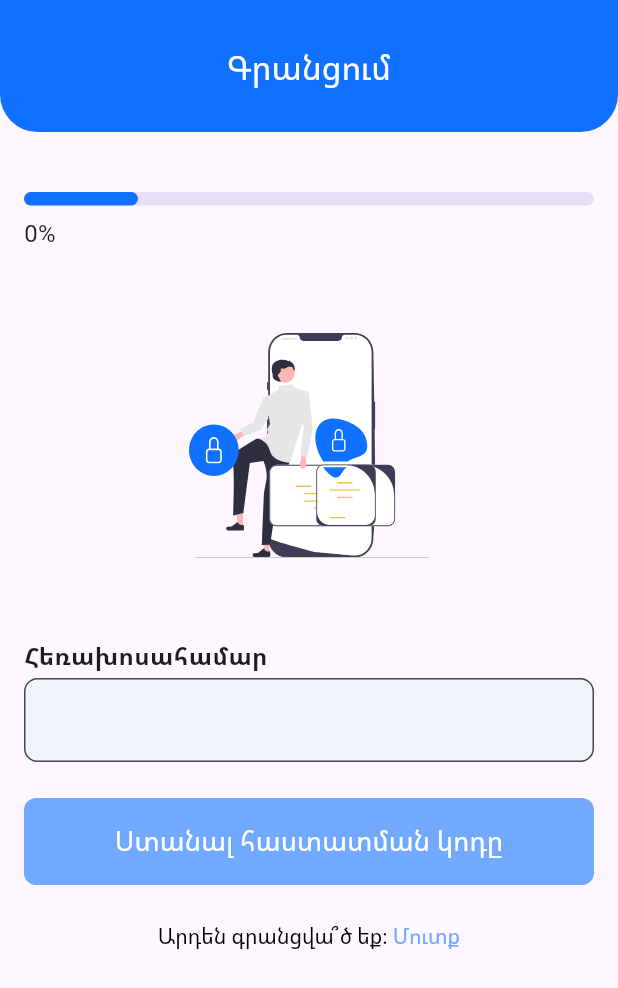
After one commit to Miqo44/ScoreUp, a Flutter app: the Registration screen opened directly, on a phone screen of 412 x 824 dp. The commit adds this screen. Shown: the top 988 px of the screen. Run offline on Flutter 3.47's test engine with Material 3 defaults, Android fonts, the phone set to English and light mode, and no system bars; our stand-ins replace dio, flutter_svg; project files that could hold a hidden picture were left out.

Commit message:
Added Registration page

```diff
--- a/lib/screens/login_page_state.dart
+++ b/lib/screens/login_page_state.dart
@@ -1,6 +1,7 @@
 import 'package:flutter/gestures.dart';
 import 'package:flutter/material.dart';
 import 'package:flutter_svg/flutter_svg.dart';
+import 'package:harcum1/screens/registration/registration.dart';
 import 'login.dart';
 import 'login_extension/login_request.dart';
 import 'login_extension/user_name_widget.dart';
@@ -150,7 +151,7 @@ class LoginPageState extends State<LoginPage> {
                             ),
                           ),
                           backgroundColor: WidgetStateProperty.all(
-                            AppColors.loginButtonBackground,
+                            AppColors.buttonBackground,
                           ),
                         ),
                         child: const Text(
@@ -178,7 +179,7 @@ class LoginPageState extends State<LoginPage> {
                           Navigator.push(
                             context,
                             MaterialPageRoute(
-                              builder: (context) => const MyApp(),
+                              builder: (context) => const Registration(),
                             ),
                           );
                         },
--- /dev/null
+++ b/lib/screens/registration/confirmation.dart
@@ -0,0 +1,15 @@
+import 'package:flutter/material.dart';
+
+class PhoneNumberConfirmation extends StatefulWidget {
+  const PhoneNumberConfirmation({super.key});
+
+  @override
+  State<PhoneNumberConfirmation> createState() => _PhoneNumberConfirmationState();
+}
+
+class _PhoneNumberConfirmationState extends State<PhoneNumberConfirmation> {
+  @override
+  Widget build(BuildContext context) {
+    return const Scaffold();
+  }
+}
--- /dev/null
+++ b/lib/screens/registration/registration.dart
@@ -0,0 +1,151 @@
+import 'package:flutter/gestures.dart';
+import 'package:flutter/material.dart';
+import 'package:flutter_svg/flutter_svg.dart';
+import 'package:packages/colors.dart';
+
+import 'confirmation.dart';
+
+class Registration extends StatefulWidget {
+  const Registration({super.key});
+
+  @override
+  State<Registration> createState() => _RegistrationState();
+}
+
+class _RegistrationState extends State<Registration> {
+  @override
+  Widget build(BuildContext context) {
+    return Scaffold(
+      appBar: AppBar(
+        automaticallyImplyLeading: false,
+        toolbarHeight: 88,
+        shape: const RoundedRectangleBorder(
+          borderRadius: BorderRadius.vertical(
+            bottom: Radius.circular(25),
+          ),
+        ),
+        backgroundColor: AppColors.appBarBackground,
+        title: const Text(
+          'Գրանցում',
+          style: TextStyle(color: Colors.white),
+        ),
+        centerTitle: true,
+      ),
+      body: SingleChildScrollView(
+        child: Padding(
+          padding: const EdgeInsets.all(16),
+          child: Column(
+            children: [
+              const SizedBox(
+                height: 24,
+              ),
+              SizedBox(height: 9,
+                child: LinearProgressIndicator(
+                  value: 0.2,
+                  color: AppColors.linearIndicatorColor,
+                  borderRadius: BorderRadius.circular(10),
+                ),
+              ),
+              const SizedBox(
+                height: 7,
+              ),
+              const Row(
+                children: [
+                  Text('0%'),
+                ],
+              ),
+              const SizedBox(
+                height: 55,
+              ),
+              Center(
+                child: SvgPicture.asset(
+                    'assets/undraw_mobile_encryption_re_yw3o (1) 1.svg'),
+              ),
+              const SizedBox(
+                height: 55,
+              ),
+              const Row(
+                children: [
+                  Text(
+                    'Հեռախոսահամար',
+                    style: TextStyle(fontWeight: FontWeight.bold, height: 1.17),
+                  ),
+                ],
+              ),
+              const SizedBox(
+                height: 6,
+              ),
+              TextField(
+                decoration: InputDecoration(
+                  filled: true,
+                  fillColor:AppColors.usernameFieldColorDefault,
+                  border: OutlineInputBorder(
+                    borderRadius: BorderRadius.circular(9)
+                  )
+                ),
+              ),
+              const SizedBox(
+                height: 24,
+              ),
+              Row(
+                children: [
+                  Expanded(
+                    child: SizedBox(
+                      height: 58,
+                      child: TextButton(
+                        style: ButtonStyle(
+                          shape: WidgetStateProperty.all(
+                            RoundedRectangleBorder(
+                              borderRadius: BorderRadius.circular(8),
+                            ),
+                          ),
+                          backgroundColor: WidgetStateProperty.all(
+                            AppColors.buttonBackground,
+                          ),
+                        ),
+                        onPressed: () {
+                          Navigator.push(
+                            context,
+                            MaterialPageRoute(
+                              builder: (context) =>
+                                  const PhoneNumberConfirmation(),
+                            ),
+                          );
+                        },
+                        child: const Text(
+                          'Ստանալ հաստատման կոդը',
+                          style: TextStyle(color: Colors.white, fontSize: 18),
+                        ),
+                      ),
+                    ),
+                  ),
+                ],
+              ),
+              const SizedBox(
+                height: 24,
+              ),
+              RichText(
+                textAlign: TextAlign.justify,
+                text: TextSpan(
+                  text: 'Արդեն գրանցվա՞ծ եք։ ',
+                  style: const TextStyle(color: Colors.black, fontSize: 14),
+                  children: <TextSpan>[
+                    TextSpan(
+                      text: 'Մուտք',
+                      style: const TextStyle(
+                          color: Color(0xFF70A9FF), fontSize: 14),
+                      recognizer: TapGestureRecognizer()
+                        ..onTap = () {
+                          Navigator.pop(context);
+                        },
+                    ),
+                  ],
+                ),
+              ),
+            ],
+          ),
+        ),
+      ),
+    );
+  }
+}
--- a/packages/colors/lib/colors.dart
+++ b/packages/colors/lib/colors.dart
@@ -7,9 +7,10 @@ class AppColors {
   static const Color passwordFieldColorError = Color.fromARGB(255, 255, 243, 243);
   static const Color passwordVisibilityIcon = Colors.black;
   static const Color appBarBackground = Color(0xFF1070FF);
-  static const Color loginButtonBackground = Color(0xFF70A9FF);
+  static const Color buttonBackground = Color(0xFF70A9FF);
   static const Color linkText = Color(0xFF70A9FF);
   static const Color errorText = Color.fromARGB(255, 255, 104, 109);
   static const Color errorBorderColor = Color.fromARGB(255, 255, 104, 109);
   static const Color focusedBorderColor = Color.fromRGBO(16, 112, 255, 1);
+  static const Color linearIndicatorColor = Color.fromRGBO(16, 112, 255, 1);
 }
--- /dev/null
+++ b/packages/texts/analysis_options.yaml
@@ -0,0 +1,4 @@
+include: package:flutter_lints/flutter.yaml
+
+# Additional information about this file can be found at
+# https://dart.dev/guides/language/analysis-options
--- /dev/null
+++ b/packages/texts/lib/texts.dart
@@ -0,0 +1,5 @@
+import 'package:flutter/material.dart';
+
+class AppText{
+  static const Text text = Text('');
+}
--- a/pubspec.yaml
+++ b/pubspec.yaml
@@ -33,6 +33,9 @@ dependencies:
 
   packages:
     path: packages/colors
+
+  texts:
+    path: packages/texts
 
   # The following adds the Cupertino Icons font to your application.
   # Use with the CupertinoIcons class for iOS style icons.
```
Also changed, not shown: packages/texts/pubspec.yaml (added, +54 -0 lines), assets/undraw_mobile_encryption_re_yw3o (1) 1.svg (added), pubspec.lock, 6 other files.
